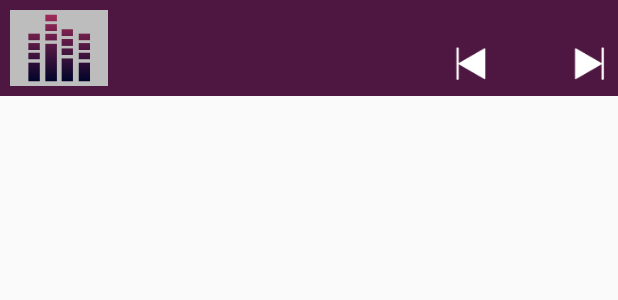
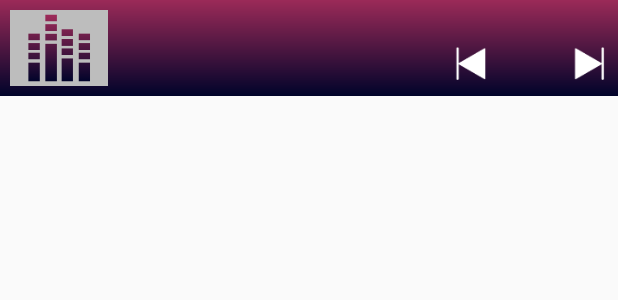
Before and after one commit to KunalFarmah98/ECHO---A-Lite-Music-Player, an Android app: the layout notificaiton_smalll.xml on its own in the app's theme, with its tools: preview values and no code run, on a phone screen of 412 x 824 dp. Shown: the top 300 px of the screen. Run offline under Robolectric (Android 15) with nearby library versions, the phone set to English and light mode, and no system bars.

Commit message:
Version 8.0

```diff
--- a/app/src/main/res/layout/notificaiton_smalll.xml
+++ b/app/src/main/res/layout/notificaiton_smalll.xml
@@ -3,7 +3,7 @@
     android:id="@+id/NavigationPanel"
     android:layout_width="match_parent"
     android:layout_height="64dip"
-    android:background="@color/second"
+    android:background="@drawable/bg_gradient"
     xmlns:android="http://schemas.android.com/apk/res/android">
 
 
--- a/app/src/main/res/layout/notification_bar.xml
+++ b/app/src/main/res/layout/notification_bar.xml
@@ -2,7 +2,7 @@
 <RelativeLayout android:id="@+id/NavigationPanel"
     android:layout_width="match_parent"
     android:layout_height="128dip"
-    android:background="@color/second"
+    android:background="@drawable/bg_gradient"
     xmlns:android="http://schemas.android.com/apk/res/android">
 
 
```
Also changed, not shown: 1 other file.
